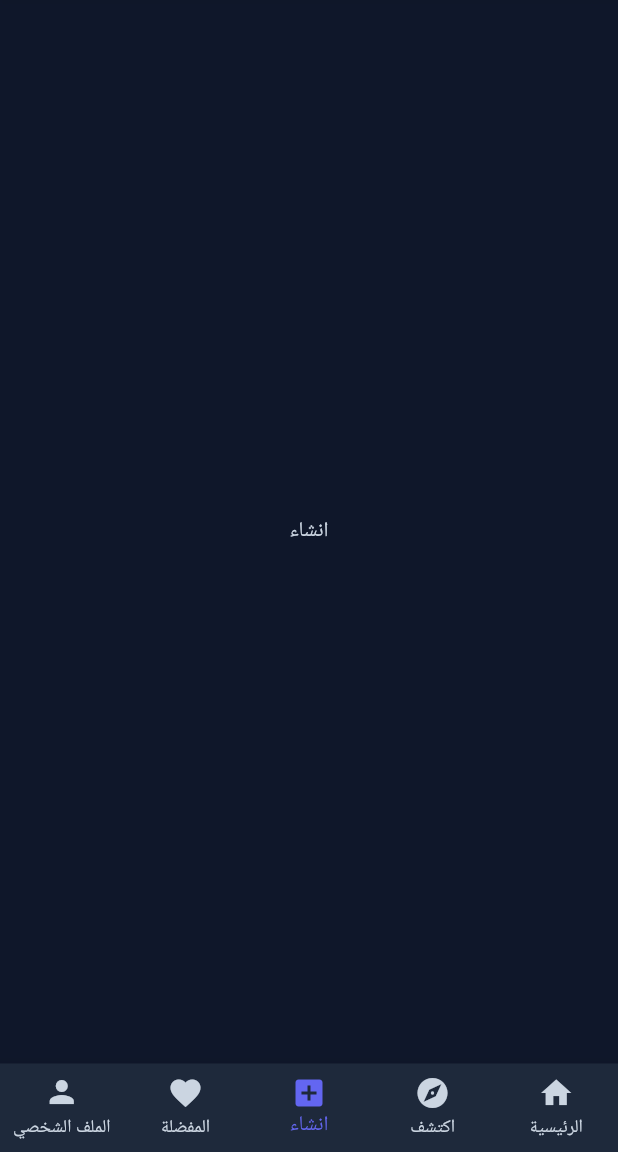
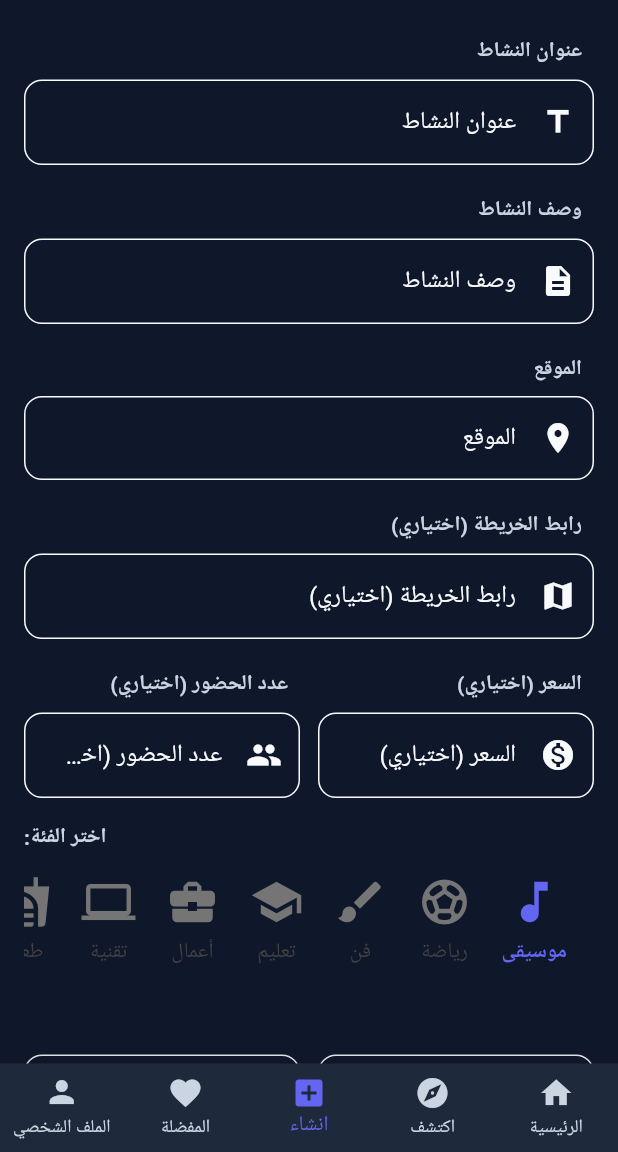
Before and after one commit to Shift-Up-Projects/TownPulse_Flutter, a Flutter app: the HomeView screen opened by its route, item 3 of the bottom bar chosen, on a phone screen of 412 x 824 dp, the part 84-1236 px from its top. Run offline on Flutter 3.47's test engine with Material 3 defaults, Android fonts, the phone set to English and light mode, and no system bars; our stand-ins replace bloc, dio, flutter_animate, flutter_bloc, fluttertoast, go_router and 2 more; missing offline and left inert: dart_either; accounts and stored records are empty; network calls fail.

Commit message:
create  add activity screen

```diff
--- /dev/null
+++ b/lib/features/activity/presentation/widgets/activity_text_fields.dart
@@ -0,0 +1,74 @@
+import 'package:flutter/material.dart';
+import 'package:town_pulse2/features/auth/presentation/widgets/custom_text_field.dart';
+
+class ActivityTextFields extends StatelessWidget {
+  final TextEditingController titleController;
+  final TextEditingController descController;
+  final TextEditingController locController;
+  final TextEditingController mapUrlController;
+  final TextEditingController priceController;
+  final TextEditingController capacityController;
+
+  const ActivityTextFields({
+    super.key,
+    required this.titleController,
+    required this.descController,
+    required this.locController,
+    required this.mapUrlController,
+    required this.priceController,
+    required this.capacityController,
+  });
+
+  @override
+  Widget build(BuildContext context) {
+    return Column(
+      children: [
+        CustomTextField(
+          text: 'عنوان النشاط',
+          prefixIcon: Icons.title,
+          controller: titleController,
+        ),
+        SizedBox(height: 12),
+        CustomTextField(
+          text: 'وصف النشاط',
+          prefixIcon: Icons.description,
+          controller: descController,
+        ),
+        SizedBox(height: 12),
+        CustomTextField(
+          text: 'الموقع',
+          prefixIcon: Icons.location_on,
+          controller: locController,
+        ),
+        SizedBox(height: 12),
+        CustomTextField(
+          text: 'رابط الخريطة (اختياري)',
+          prefixIcon: Icons.map,
+          controller: mapUrlController,
+        ),
+        SizedBox(height: 12),
+        Row(
+          children: [
+            Expanded(
+              child: CustomTextField(
+                text: 'السعر (اختياري)',
+                prefixIcon: Icons.monetization_on,
+                controller: priceController,
+                // keyboardType: TextInputType.number,
+              ),
+            ),
+            const SizedBox(width: 12),
+            Expanded(
+              child: CustomTextField(
+                text: 'عدد الحضور (اختياري)',
+                prefixIcon: Icons.people,
+                controller: capacityController,
+                // keyboardType: TextInputType.number,
+              ),
+            ),
+          ],
+        ),
+      ],
+    );
+  }
+}
--- /dev/null
+++ b/lib/features/activity/presentation/widgets/category_selector.dart
@@ -0,0 +1,72 @@
+// lib/features/activity/presentation/views/create_activity/widgets/category_selector.dart
+import 'package:flutter/material.dart';
+import 'package:town_pulse2/core/utils/app_colors.dart';
+
+final Map<String, Map<String, Object>> defaultCategories = {
+  'MUSIC': {'name': 'موسيقى', 'icon': Icons.music_note},
+  'SPORTS': {'name': 'رياضة', 'icon': Icons.sports_soccer},
+  'ART': {'name': 'فن', 'icon': Icons.brush},
+  'EDUCATION': {'name': 'تعليم', 'icon': Icons.school},
+  'BUSINESS': {'name': 'أعمال', 'icon': Icons.business_center},
+  'TECHNOLOGY': {'name': 'تقنية', 'icon': Icons.computer},
+  'FOOD': {'name': 'طعام', 'icon': Icons.fastfood},
+  'TRAVEL': {'name': 'سفر', 'icon': Icons.flight_takeoff},
+  'OTHER': {'name': 'أخرى', 'icon': Icons.more_horiz},
+};
+
+class CategorySelector extends StatelessWidget {
+  final Map<String, Map<String, Object>> categories;
+  final String selectedCategory;
+  final ValueChanged<String> onSelect;
+
+  CategorySelector({
+    super.key,
+    required this.selectedCategory,
+    required this.onSelect,
+    required this.categories,
+  });
+
+  @override
+  Widget build(BuildContext context) {
+    return SizedBox(
+      height: 110,
+      child: ListView.builder(
+        padding: const EdgeInsets.symmetric(horizontal: 8),
+        scrollDirection: Axis.horizontal,
+        itemCount: categories.length,
+        itemBuilder: (context, index) {
+          final key = categories.keys.elementAt(index);
+          final item = categories[key]!;
+          final isSelected = key == selectedCategory;
+
+          return Padding(
+            padding: const EdgeInsets.symmetric(horizontal: 10.0, vertical: 6),
+            child: GestureDetector(
+              onTap: () => onSelect(key),
+              child: Column(
+                mainAxisSize: MainAxisSize.min,
+                children: [
+                  Icon(
+                    item['icon'] as IconData,
+                    color: isSelected ? AppColors.primary : Colors.grey[600],
+                    size: 36,
+                  ),
+                  const SizedBox(height: 6),
+                  Text(
+                    item['name'] as String,
+                    style: TextStyle(
+                      color: isSelected ? AppColors.primary : Colors.grey[800],
+                      fontWeight: isSelected
+                          ? FontWeight.bold
+                          : FontWeight.w500,
+                    ),
+                  ),
+                ],
+              ),
+            ),
+          );
+        },
+      ),
+    );
+  }
+}
--- /dev/null
+++ b/lib/features/activity/presentation/widgets/date_time_picker.dart
@@ -0,0 +1,76 @@
+// lib/features/activity/presentation/views/create_activity/widgets/date_time_picker.dart
+import 'package:flutter/material.dart';
+import 'package:intl/intl.dart';
+
+class DateTimePickerRow extends StatelessWidget {
+  final DateTime? start;
+  final DateTime? end;
+  final VoidCallback onPickStart;
+  final VoidCallback onPickEnd;
+
+  const DateTimePickerRow({
+    super.key,
+    required this.start,
+    required this.end,
+    required this.onPickStart,
+    required this.onPickEnd,
+  });
+
+  String fmt(DateTime? d) {
+    if (d == null) return '-';
+    return DateFormat('yyyy/MM/dd – HH:mm', 'ar').format(d);
+  }
+
+  @override
+  Widget build(BuildContext context) {
+    return Row(
+      children: [
+        Expanded(
+          child: InkWell(
+            onTap: onPickStart,
+            borderRadius: BorderRadius.circular(12),
+            child: Container(
+              padding: const EdgeInsets.symmetric(horizontal: 12, vertical: 14),
+              decoration: BoxDecoration(
+                borderRadius: BorderRadius.circular(12),
+                border: Border.all(color: Colors.grey.shade300),
+              ),
+              child: Row(
+                children: [
+                  const Icon(Icons.calendar_today, size: 18),
+                  const SizedBox(width: 8),
+                  Expanded(
+                    child: Text(start == null ? 'بداية النشاط' : fmt(start)),
+                  ),
+                ],
+              ),
+            ),
+          ),
+        ),
+        const SizedBox(width: 12),
+        Expanded(
+          child: InkWell(
+            onTap: onPickEnd,
+            borderRadius: BorderRadius.circular(12),
+            child: Container(
+              padding: const EdgeInsets.symmetric(horizontal: 12, vertical: 14),
+              decoration: BoxDecoration(
+                borderRadius: BorderRadius.circular(12),
+                border: Border.all(color: Colors.grey.shade300),
+              ),
+              child: Row(
+                children: [
+                  const Icon(Icons.event, size: 18),
+                  const SizedBox(width: 8),
+                  Expanded(
+                    child: Text(end == null ? 'نهاية النشاط' : fmt(end)),
+                  ),
+                ],
+              ),
+            ),
+          ),
+        ),
+      ],
+    );
+  }
+}
--- a/lib/features/home/presentation/home_screens.dart
+++ b/lib/features/home/presentation/home_screens.dart
@@ -1,10 +1,11 @@
 import 'package:flutter/material.dart';
+import 'package:town_pulse2/features/main_screen/presentation/view/create_activity_view.dart';
 import 'package:town_pulse2/features/main_screen/presentation/view/main_screen.dart';
 
-final List<Widget> screens = const [
-  MainScreen(),
-  Center(child: Text('اكتشف')),
-  Center(child: Text('انشاء')),
-  Center(child: Text('المفضلة')),
-  Center(child: Text('الملف الشخصي')),
+final List<Widget> screens = [
+  const MainScreen(),
+  const Center(child: Text('اكتشف')),
+  CreateActivityView(),
+  const Center(child: Text('المفضلة')),
+  const Center(child: Text('الملف الشخصي')),
 ];
--- /dev/null
+++ b/lib/features/main_screen/presentation/view/create_activity_view.dart
@@ -0,0 +1,158 @@
+// lib/features/activity/presentation/views/create_activity/create_activity_view.dart
+import 'package:flutter/material.dart';
+import 'package:flutter_bloc/flutter_bloc.dart';
+import 'package:town_pulse2/features/activity/presentation/cubit/activity_cubit.dart';
+import 'package:town_pulse2/features/activity/presentation/cubit/activity_state.dart';
+import 'package:town_pulse2/features/activity/presentation/widgets/activity_text_fields.dart';
+import 'package:town_pulse2/features/activity/presentation/widgets/category_selector.dart';
+import 'package:town_pulse2/features/activity/presentation/widgets/create_button.dart';
+import 'package:town_pulse2/features/activity/presentation/widgets/date_time_picker.dart';
+
+class CreateActivityView extends StatefulWidget {
+  const CreateActivityView({super.key});
+
+  @override
+  State<CreateActivityView> createState() => _CreateActivityViewState();
+}
+
+class _CreateActivityViewState extends State<CreateActivityView> {
+  final _formKey = GlobalKey<FormState>();
+
+  // controllers
+  final titleController = TextEditingController();
+  final descController = TextEditingController();
+  final locController = TextEditingController();
+  final mapUrlController = TextEditingController();
+  final priceController = TextEditingController();
+  final capacityController = TextEditingController();
+
+  DateTime? startDate;
+  DateTime? endDate;
+  String selectedCategory = 'MUSIC';
+  bool isLoading = false;
+
+  Future<void> pickDateTime(BuildContext ctx, bool isStart) async {
+    final pickedDate = await showDatePicker(
+      context: ctx,
+      initialDate: DateTime.now(),
+      firstDate: DateTime.now().subtract(const Duration(days: 1)),
+      lastDate: DateTime(2030),
+      locale: const Locale('ar'),
+    );
+    if (pickedDate == null) return;
+
+    final pickedTime = await showTimePicker(
+      context: ctx,
+      initialTime: TimeOfDay.now(),
+    );
+    if (pickedTime == null) return;
+
+    final full = DateTime(
+      pickedDate.year,
+      pickedDate.month,
+      pickedDate.day,
+      pickedTime.hour,
+      pickedTime.minute,
+    );
+    setState(() {
+      if (isStart)
+        startDate = full;
+      else
+        endDate = full;
+    });
+  }
+
+  void _submit() {
+    if (!_formKey.currentState!.validate()) return;
+
+    // validation: start < end (if provided)
+    if (startDate != null && endDate != null && startDate!.isAfter(endDate!)) {
+      ScaffoldMessenger.of(context).showSnackBar(
+        const SnackBar(content: Text('تأكد من أن تاريخ البداية قبل النهاية')),
+      );
+      return;
+    }
+
+    final activityData = {
+      "title": titleController.text.trim(),
+      "description": descController.text.trim(),
+      "location": locController.text.trim(),
+      "map_url": mapUrlController.text.trim(),
+      "start_date": startDate?.toUtc().toIso8601String(),
+      "end_date": endDate?.toUtc().toIso8601String(),
+      "price": double.tryParse(priceController.text) ?? 0,
+      "capacity": int.tryParse(capacityController.text) ?? 0,
+      "category": selectedCategory,
+    };
+
+    // استدعاء الكيوبت
+    context.read<ActivityCubit>().createActivity(activityData);
+  }
+
+  @override
+  Widget build(BuildContext context) {
+    return BlocConsumer<ActivityCubit, ActivityState>(
+      listener: (context, state) {
+        if (state is ActivityCreating) {
+          setState(() => isLoading = true);
+        } else {
+          setState(() => isLoading = false);
+        }
+
+        if (state is ActivityCreated) {
+          ScaffoldMessenger.of(context).showSnackBar(
+            const SnackBar(content: Text('تم إنشاء النشاط بنجاح')),
+          );
+          Navigator.pop(context, true); // ارجع مع نتيجة ناجحة
+        } else if (state is ActivityError) {
+          ScaffoldMessenger.of(
+            context,
+          ).showSnackBar(SnackBar(content: Text(state.message)));
+        }
+      },
+      builder: (context, state) {
+        return SingleChildScrollView(
+          padding: const EdgeInsets.all(16),
+          child: Form(
+            key: _formKey,
+            child: Column(
+              children: [
+                ActivityTextFields(
+                  titleController: titleController,
+                  descController: descController,
+                  locController: locController,
+                  mapUrlController: mapUrlController,
+                  priceController: priceController,
+                  capacityController: capacityController,
+                ),
+                const SizedBox(height: 16),
+                const Align(
+                  alignment: Alignment.centerLeft,
+                  child: Text(
+                    'اختر الفئة:',
+                    style: TextStyle(fontWeight: FontWeight.bold),
+                  ),
+                ),
+                const SizedBox(height: 8),
+                CategorySelector(
+                  selectedCategory: selectedCategory,
+                  onSelect: (val) => setState(() => selectedCategory = val),
+                  categories: defaultCategories,
+                ),
+                const SizedBox(height: 16),
+                DateTimePickerRow(
+                  start: startDate,
+                  end: endDate,
+                  onPickStart: () => pickDateTime(context, true),
+                  onPickEnd: () => pickDateTime(context, false),
+                ),
+                const SizedBox(height: 24),
+                CreateButton(loading: isLoading, onPressed: _submit),
+              ],
+            ),
+          ),
+        );
+      },
+    );
+  }
+}
--- a/lib/features/main_screen/presentation/view/main_screen.dart
+++ b/lib/features/main_screen/presentation/view/main_screen.dart
@@ -66,7 +66,10 @@ class MainScreen extends StatelessWidget {
                     itemCount: activities.length,
                     itemBuilder: (context, index) {
                       final activity = activities[index];
-                      return CardOfActivity(activity: activity);
+                      return Padding(
+                        padding: const EdgeInsets.symmetric(vertical: 5),
+                        child: CardOfActivity(activity: activity),
+                      );
                     },
                   );
                 }
```
Also changed, not shown: lib/features/activity/presentation/widgets/create_button.dart (added, +47 -0 lines), lib/features/activity/presentation/widgets/horizontal_list_of_main_screen.dart (+23 -4 lines).
